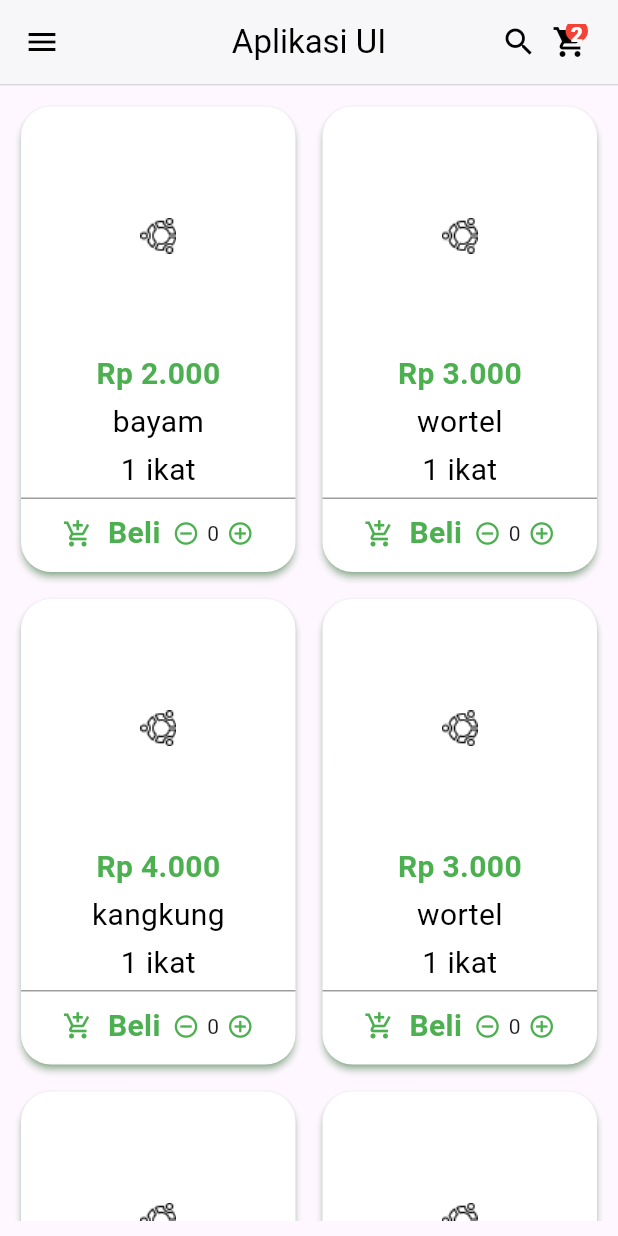
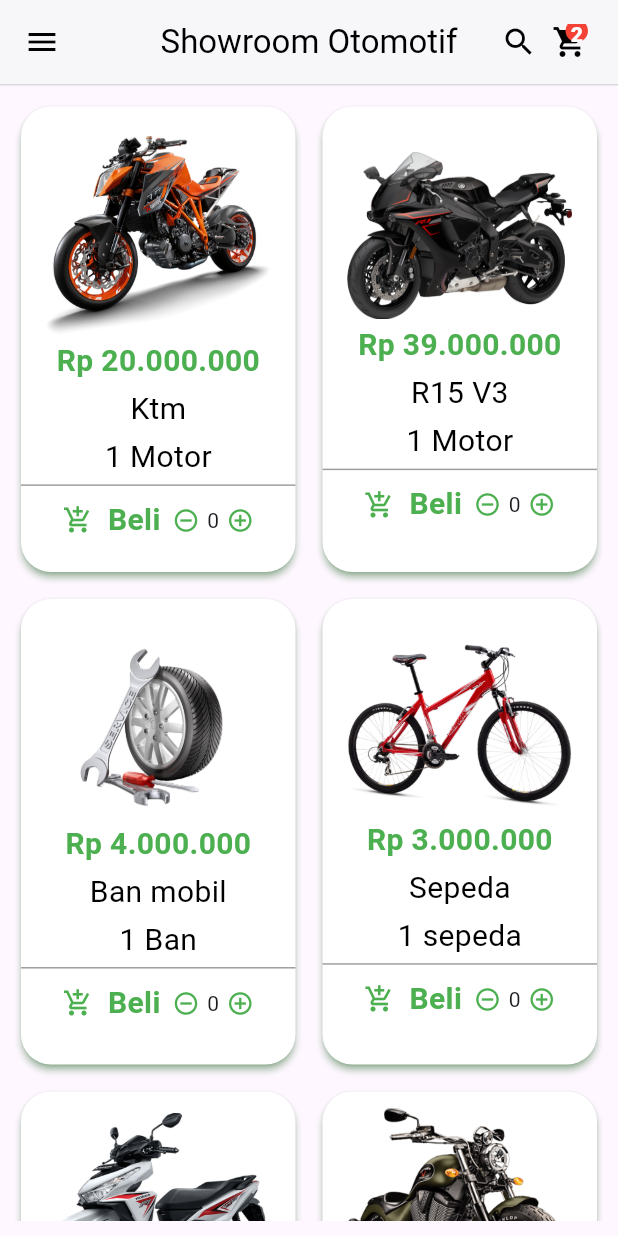
Before and after one commit to abdurrahman086/Ui_flutter, a Flutter app: the screen it shows after launch, on a phone screen of 412 x 824 dp. Run offline on Flutter 3.47's test engine with Material 3 defaults, Android fonts, the phone set to English and light mode, and no system bars.

Commit message:
ganti ke UI lain

```diff
--- a/lib/main.dart
+++ b/lib/main.dart
@@ -32,8 +32,8 @@
 }
 
 class _MainPageState extends State<MainPage> {
-  final data = Product('bayam', '2.000', '1 ikat', 'assets/img1.png',
-      'secara umum kita akan belajar berusaha untuk bangkit dari kegagalan');
+  final data = Product('Ktm', '20.000.000', '1 Motor', 'assets/img01.png',
+      'KTM merupakan produk otomotif terbesar di dunia');
   @override
   Widget build(BuildContext context) {
     return Scaffold(
@@ -45,7 +45,7 @@
           color: Colors.black,
         ),
         title: const Text(
-          'Aplikasi UI',
+          'Showroom Otomotif',
           style: TextStyle(color: Colors.black),
         ),
         centerTitle: true,
--- a/lib/pages/data.dart
+++ b/lib/pages/data.dart
@@ -15,16 +15,16 @@
 }
 
 final List<Product> allData = [
-  Product('bayam', '2.000', '1 ikat', 'assets/img1.png',
-      'secara umum kita akan belajar berusaha untuk bangkit dari kegagalan'),
-  Product('wortel', '3.000', '1 ikat', 'assets/img1.png',
-      'secara umum kita akan belajar berusaha untuk bangkit dari kegagalan'),
-  Product('kangkung', '4.000', '1 ikat', 'assets/img1.png',
-      'secara umum kita akan belajar berusaha untuk bangkit dari kegagalan'),
-  Product('wortel', '3.000', '1 ikat', 'assets/img1.png',
-      'secara umum kita akan belajar berusaha untuk bangkit dari kegagalan'),
-  Product('kangkung', '4.000', '1 ikat', 'assets/img1.png',
-      'secara umum kita akan belajar berusaha untuk bangkit dari kegagalan'),
-  Product('wortel', '3.000', '1 ikat', 'assets/img1.png',
-      'secara umum kita akan belajar berusaha untuk bangkit dari kegagalan'),
+  Product('Ktm', '20.000.000', '1 Motor', 'assets/img01.png',
+      'KTM merupakan produk otomotif terbesar di dunia'),
+  Product('R15 V3', '39.000.000', '1 Motor', 'assets/img02.png',
+      'Yamaha merupakan pabrikan asal jepang'),
+  Product('Ban mobil', '4.000.000', '1 Ban', 'assets/img03.png',
+      'Ban di gunakan untuk keperluan kendaraan'),
+  Product('Sepeda', '3.000.000', '1 sepeda', 'assets/img04.png',
+      'Sepeda biasa di gunakan sebagai kendaraan'),
+  Product('Matic', '15.000.000', '1 Motor', 'assets/img05.png',
+      'Honda merupakan pabrikan asal jepang'),
+  Product('Boober', '38.000.000', '1 Motor', 'assets/img06.png',
+      'Suzuki merupakan pabrikan asal jepang'),
 ];
```
Also changed, not shown: assets/img01.png (added), assets/img02.png (added), assets/img03.png (added), assets/img04.png (added), assets/img05.png (added), assets/img06.png (added).
